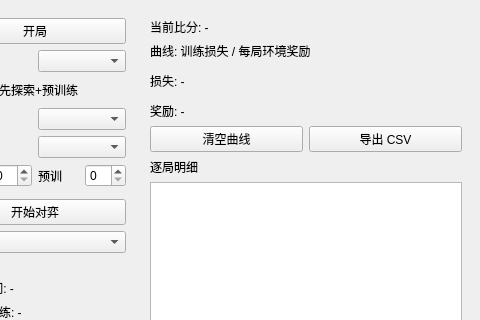
This is src/mainwindow.ui in WorldEditor50/chess as Qt 5 draws it before an edit; both pictures show x 680 to 1160 and y 0 to 320 of the 1160 by 650 pixel window. The edited form follows.
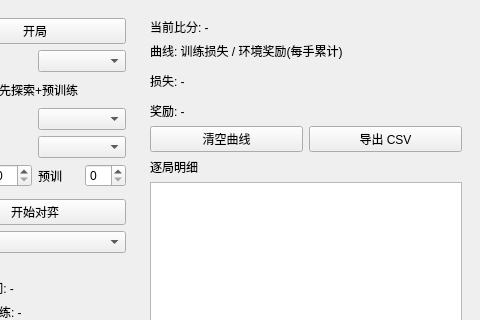
This is the edited form. Custom widgets are drawn as their Qt base class.

Commit message: 修复"每跑一场对弈就往奖励曲线上多挂两条空线" (C12) + 面板文案

```diff
--- a/src/mainwindow.ui
+++ b/src/mainwindow.ui
@@ -258,7 +258,7 @@
        <item>
         <widget class="QLabel" name="metricsHintLabel">
          <property name="text">
-          <string>曲线: 训练损失 / 每局环境奖励</string>
+          <string>曲线: 训练损失 / 环境奖励(每手累计)</string>
          </property>
         </widget>
        </item>
```
The commit also changes 8 other files.
